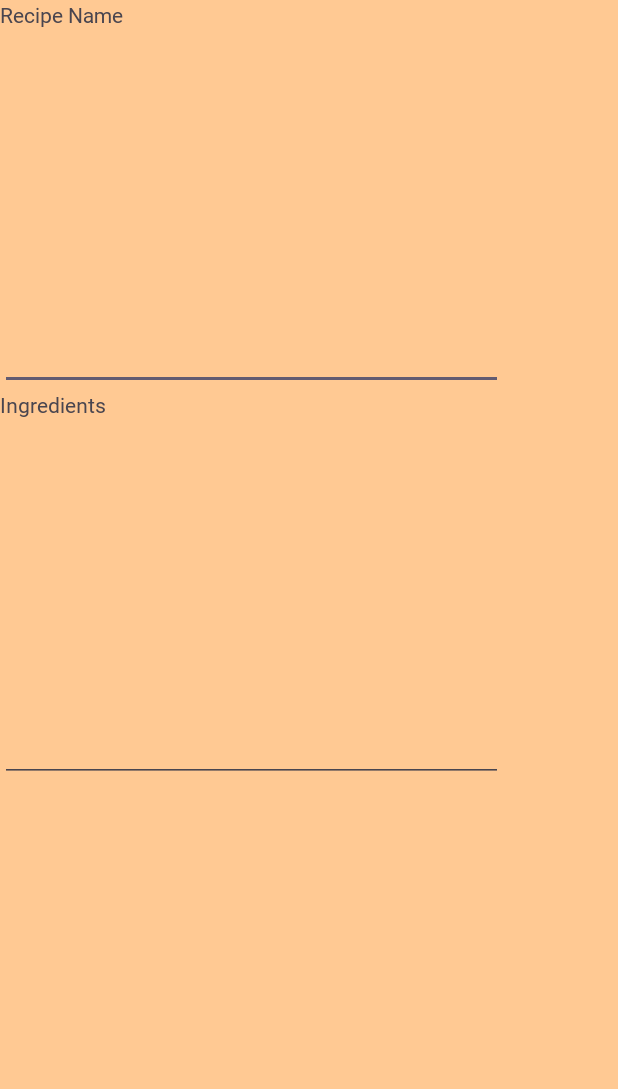
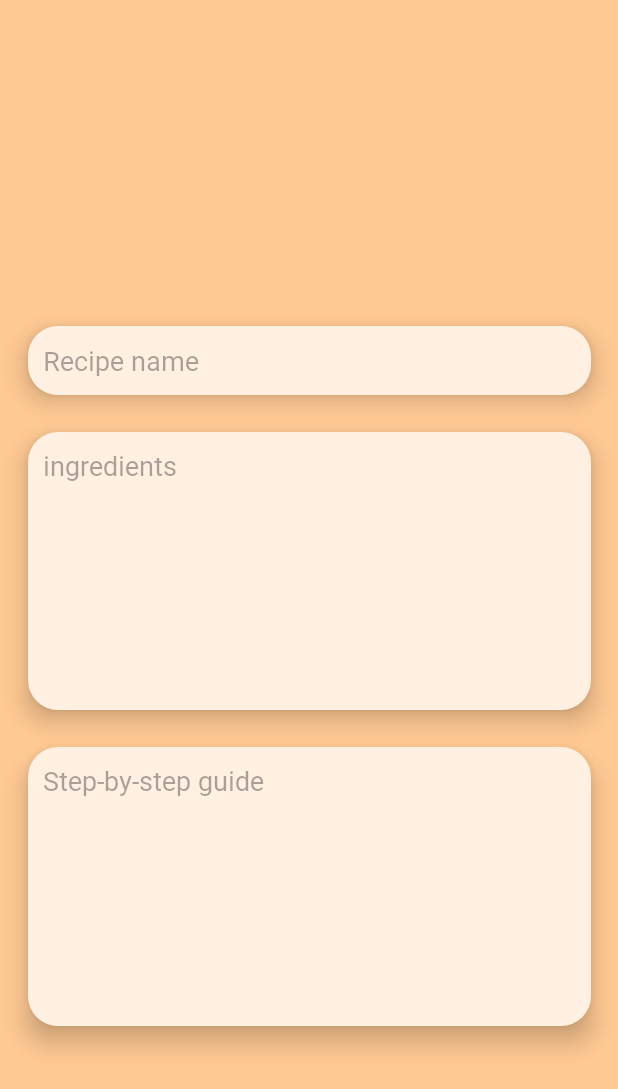
Before and after one commit to MJulia01/LogM_PMA_project, an Android app: the Add_Recipy screen opened directly, with no data from a screen before it, on a phone screen of 412 x 824 dp. Shown: the top 1089 px of the screen. Run offline under Robolectric (Android 15) with nearby library versions, the phone set to English and light mode, and no system bars.

Commit message:
new text boxes for "Add recipes"

```diff
--- /dev/null
+++ b/app/src/main/res/drawable/gradient.xml
@@ -0,0 +1,9 @@
+<?xml version="1.0" encoding="utf-8"?>
+<shape xmlns:android="http://schemas.android.com/apk/res/android">
+    <gradient
+        android:startColor="#FFC993"
+        android:endColor="#FFA05C"
+        android:angle="315"
+
+        />
+</shape>
--- /dev/null
+++ b/app/src/main/res/drawable/text_box.xml
@@ -0,0 +1,6 @@
+<?xml version="1.0" encoding="utf-8"?>
+<shape xmlns:android="http://schemas.android.com/apk/res/android">
+
+        <solid android:color="#FFF0E1"/>
+        <corners android:radius="20dp"></corners>
+</shape>
--- a/app/src/main/res/layout/activity_add_recipy.xml
+++ b/app/src/main/res/layout/activity_add_recipy.xml
@@ -8,42 +8,86 @@
     android:background="#FFC993"
     tools:context=".Add_Recipy">
 
+
     <LinearLayout
-        android:layout_width="335dp"
-        android:layout_height="521dp"
+        android:id="@+id/linearLayout"
+        android:layout_width="413dp"
+        android:layout_height="516dp"
+        android:layout_marginTop="146dp"
+        android:layout_marginBottom="69dp"
         android:orientation="vertical"
-        tools:layout_editor_absoluteX="34dp"
-        tools:layout_editor_absoluteY="114dp">
+        app:layout_constraintBottom_toBottomOf="parent"
+        app:layout_constraintEnd_toEndOf="parent"
+        app:layout_constraintStart_toStartOf="parent"
+        app:layout_constraintTop_toTopOf="parent">
 
         <TextView
             android:id="@+id/textView5"
             android:layout_width="match_parent"
-            android:layout_height="0dp"
-            android:layout_weight="1"
+            android:layout_height="wrap_content"
             android:fontFamily="@font/righteous"
-            android:text="Recipe Name" />
+            android:text=""
+            android:textSize="18dp" />
 
         <EditText
-            android:id="@+id/editTextName"
-            android:layout_width="match_parent"
+            android:layout_width="375dp"
             android:layout_height="0dp"
-            android:layout_weight="1"
-            android:hint="" />
+            android:layout_gravity="center"
+            android:layout_weight="0.5"
+            android:background="@drawable/text_box"
+            android:elevation="10dp"
+            android:hint="Recipe name"
+            android:fontFamily="@font/righteous"
+            android:padding="10dp" />
 
         <TextView
             android:id="@+id/textView6"
             android:layout_width="match_parent"
-            android:layout_height="0dp"
-            android:layout_weight="1"
+            android:layout_height="wrap_content"
             android:fontFamily="@font/righteous"
-            android:text="Ingredients" />
+            android:text=""
+            android:textSize="18dp" />
 
         <EditText
-            android:id="@+id/editTextName"
+            android:layout_width="375dp"
+            android:layout_height="0dp"
+            android:layout_gravity="center"
+            android:layout_weight="2"
+            android:background="@drawable/text_box"
+            android:elevation="10dp"
+            android:gravity="left"
+            android:hint="ingredients"
+            android:fontFamily="@font/righteous"
+            android:padding="10dp" />
+
+        <TextView
+            android:id="@+id/textView7"
             android:layout_width="match_parent"
+            android:layout_height="wrap_content"
+            android:fontFamily="@font/righteous"
+            android:text=""
+            android:textSize="18dp" />
+
+        <EditText
+            android:layout_width="375dp"
             android:layout_height="0dp"
-            android:layout_weight="1"
-            android:hint="" />
+            android:layout_gravity="center"
+            android:layout_weight="2"
+            android:background="@drawable/text_box"
+            android:elevation="10dp"
+            android:gravity="left"
+            android:hint="Step-by-step guide"
+            android:fontFamily="@font/righteous"
+            android:padding="10dp" />
 
-    </LinearLayout>
+        <TextView
+            android:id="@+id/textView7"
+            android:layout_width="match_parent"
+            android:layout_height="wrap_content"
+            android:fontFamily="@font/righteous"
+            android:text=""
+            android:textSize="18dp" />
+
+</LinearLayout>
+
 </androidx.constraintlayout.widget.ConstraintLayout>
```
